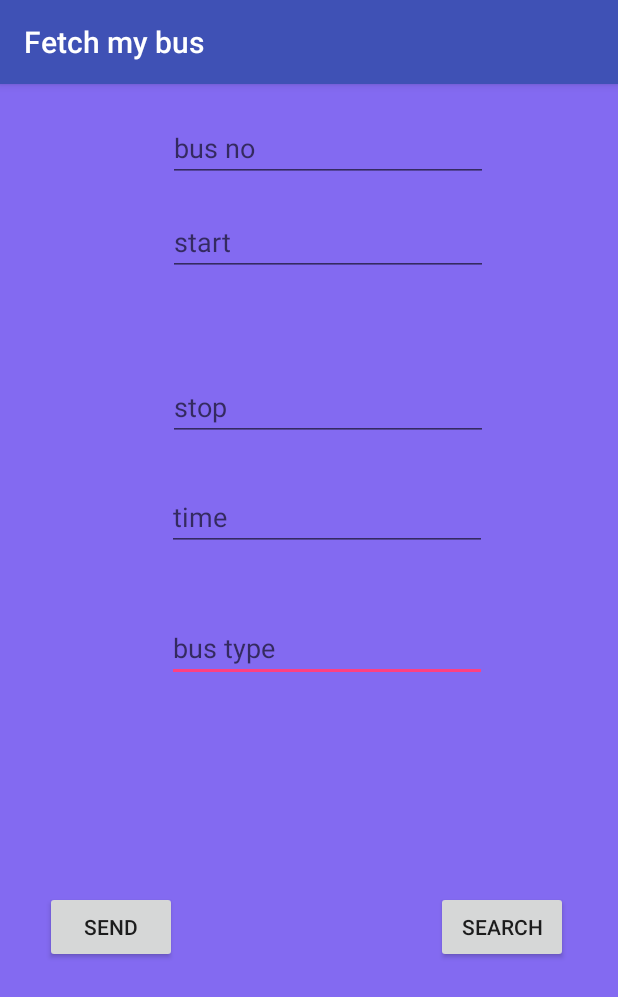
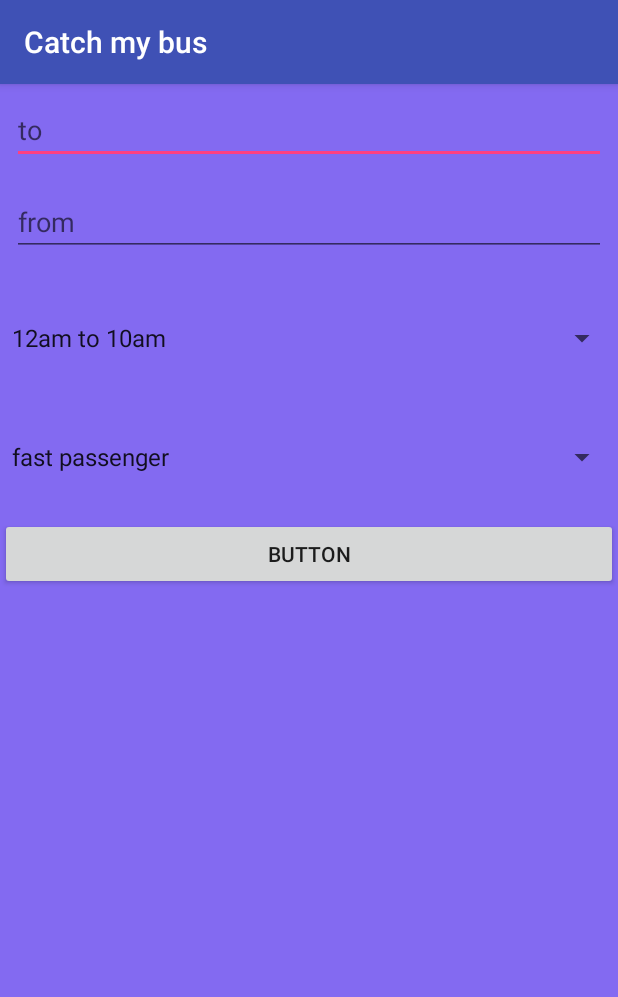
Before and after one commit to vinuvn/catchmybus, an Android app: the screen it shows after launch (MainActivity), on a phone screen of 412 x 824 dp. Shown: the top 997 px of the screen. Run offline under Robolectric (Android 15) with nearby library versions, the phone set to English and light mode, and no system bars; our stand-ins replace Firebase (no records; nobody signed in at launch, a user with empty details on screens opened directly).

```diff
--- a/app/src/main/AndroidManifest.xml
+++ b/app/src/main/AndroidManifest.xml
@@ -16,7 +16,6 @@
                 <category android:name="android.intent.category.LAUNCHER" />
             </intent-filter>
         </activity>
-        <activity android:name=".Viewdata"></activity>
     </application>
 
 </manifest>
--- a/app/src/main/java/com/example/vinu/fire/MainActivity.java
+++ b/app/src/main/java/com/example/vinu/fire/MainActivity.java
@@ -1,11 +1,15 @@
 package com.example.vinu.fire;
 
 import android.content.Intent;
+import android.support.annotation.Nullable;
 import android.support.v7.app.AppCompatActivity;
 import android.os.Bundle;
 import android.view.View;
+import android.widget.ArrayAdapter;
 import android.widget.Button;
 import android.widget.EditText;
+import android.widget.ListView;
+import android.widget.Spinner;
 import android.widget.Toast;
 
 import com.google.firebase.auth.FirebaseAuthException;
@@ -15,114 +19,76 @@ import com.google.firebase.database.DatabaseReference;
 import com.google.firebase.database.FirebaseDatabase;
 import com.google.firebase.database.ValueEventListener;
 
+import java.util.ArrayList;
 import java.util.HashMap;
 import java.util.Map;
 
 public class MainActivity extends AppCompatActivity {
-public Button save,test;
-    public EditText e1;
-    public EditText e2;
-    public EditText e3;
-    public EditText e4;
-    public EditText e9;
-    public Button receive;
+    public FirebaseDatabase mfirebase;
+    private DatabaseReference mdatabase;
+    public   String userid;
+    private ListView list1;
+    public Button read;
+    public EditText et1;
+    public EditText et2;
+
+    @Override
+    protected void onCreate(Bundle savedInstanceState) {
+        super.onCreate(savedInstanceState);
+        setContentView(R.layout.activity_main);
+      getSupportActionBar().setTitle("Catch my bus");
 
 
-   public FirebaseDatabase mfirebase=FirebaseDatabase.getInstance();
-    private DatabaseReference mdatabase=mfirebase.getReference("bus");
-   // private   DatabaseReference m1;//=mdatabase.child("new");
-    private DatabaseReference m11;//=m1.child("name");
-    private    DatabaseReference m12;
-    private    DatabaseReference m13;
-    private    DatabaseReference m14;
-    private    DatabaseReference m15;//=m1.child("class");
+        list1=(ListView)findViewById( R.id.listdata);
+        mfirebase=FirebaseDatabase.getInstance();
+        mdatabase=mfirebase.getReference("bus");
+        read=(Button)findViewById(R.id.button5);
+        //all declarations and initialisations
 
-
-
-
-
-    @Override
-    protected void onCreate(Bundle savedInstanceState)
-    {
-        super.onCreate(savedInstanceState);
-        setContentView(R.layout.activity_main);
-
-
-        getSupportActionBar().setTitle("Fetch my bus");
-        e1=(EditText)findViewById(R.id.editText);
-        e2=(EditText)findViewById(R.id.editText2);
-        e3=(EditText)findViewById(R.id.editText3);
-        e4=(EditText)findViewById(R.id.editText4);
-        e9=(EditText)findViewById(R.id.editText9);
-        save=(Button)findViewById(R.id.button2);
-        receive=(Button)findViewById(R.id.button3);
-        test=(Button)findViewById(R.id.readdata);
-        save.setOnClickListener(new View.OnClickListener() {
+        read.setOnClickListener(new View.OnClickListener() {
             @Override
             public void onClick(View v) {
-                String s1=e1.getText().toString();
-                String s2=e2.getText().toString();
-                String s3=e3.getText().toString();
-                String s4=e4.getText().toString();
-                String s9=e9.getText().toString();
 
-               // m1=mdatabase.child(s3);
-               String id= mdatabase.push().getKey();
-                m11=mdatabase.child(id).child("no");
-                m12=mdatabase.child(id).child("start");
-                m13=mdatabase.child(id).child("stop");
-                m14=mdatabase.child(id).child("time");
-                m15=mdatabase.child(id).child("type");
-               // m1.setValue("best student");
-                m11.setValue(s1);
-                m12.setValue(s2);
-                m13.setValue(s3);
-                m14.setValue(s4);
-                m15.setValue(s9);
-               // mdatabase.addValueEventListener(new V)
-
-
-
-            }
-        });
-        receive.setOnClickListener(new View.OnClickListener() {
-            @Override
-            public void onClick(View v) {
-                //Toast.makeText(getApplicationContext(), "empty", Toast.LENGTH_SHORT).show();
                 mdatabase.addValueEventListener(new ValueEventListener() {
                     @Override
                     public void onDataChange(DataSnapshot dataSnapshot) {
-                        Toast.makeText(getApplicationContext(), "und", Toast.LENGTH_SHORT).show();
-                        if(dataSnapshot.getValue()!=null)
-                        { Toast.makeText(getApplicationContext(), "und", Toast.LENGTH_SHORT).show();
-                            String c1 =dataSnapshot.child("class").getValue().toString();
-                            String c2 =dataSnapshot.child("name").getValue().toString();
-
-                            e1.setText(c1);
-                             e2.setText(c2);
-                            Toast.makeText(getApplicationContext(), "empty", Toast.LENGTH_SHORT).show();
-                        }
-
-
-
+                        // Toast.makeText(getApplicationContext(),"datachange", Toast.LENGTH_SHORT).show();
+                        showdata(dataSnapshot);
                     }
 
                     @Override
                     public void onCancelled(DatabaseError databaseError) {
-                        Toast.makeText(getApplicationContext(),databaseError.getMessage(),Toast.LENGTH_SHORT).show();
 
                     }
                 });
 
             }
         });
-        test.setOnClickListener(new View.OnClickListener() {
-            @Override
-            public void onClick(View v) {
-                Intent intent=new Intent(MainActivity.this,Viewdata.class);
-                startActivity(intent);
-            }
-        });
+
+
+
+
 
     }
+
+    public void showdata(DataSnapshot dataSnapshot) {
+        //Toast.makeText(getApplicationContext(),"datachange1111", Toast.LENGTH_SHORT).show();
+        ArrayList<String> array=new ArrayList<>();
+        for (DataSnapshot ds:dataSnapshot.getChildren())
+        {
+
+            userid=ds.getKey().toString();
+            Toast.makeText(getApplicationContext(),userid, Toast.LENGTH_SHORT).show();
+
+            Userinformation userinformation=ds.getValue(Userinformation.class);
+
+            // ArrayList<String> array=new ArrayList<>();
+           // array.add(a1);
+             array.add(userinformation.getNo());
+            //  array.add(user.getStart());
+
+        }
+        ArrayAdapter adpter=new ArrayAdapter(this,android.R.layout.simple_list_item_1,array);
+        list1.setAdapter(adpter);
+    }
 }
--- a/app/src/main/res/layout/activity_main.xml
+++ b/app/src/main/res/layout/activity_main.xml
@@ -1,142 +1,114 @@
 <?xml version="1.0" encoding="utf-8"?>
-<android.support.constraint.ConstraintLayout xmlns:android="http://schemas.android.com/apk/res/android"
+<LinearLayout xmlns:android="http://schemas.android.com/apk/res/android"
     xmlns:app="http://schemas.android.com/apk/res-auto"
     xmlns:tools="http://schemas.android.com/tools"
+    android:id="@+id/e2"
     android:layout_width="match_parent"
     android:layout_height="match_parent"
     android:background="@color/bgcolor"
-    tools:context="com.example.vinu.fire.MainActivity">
+    android:orientation="vertical"
+    android:weightSum="1">
 
     <EditText
-        android:id="@+id/editText9"
-        android:layout_width="wrap_content"
+        android:id="@+id/e1"
+        android:layout_width="match_parent"
         android:layout_height="wrap_content"
         android:layout_marginBottom="8dp"
-        android:layout_marginTop="92dp"
+        android:layout_marginEnd="8dp"
+        android:layout_marginLeft="8dp"
+        android:layout_marginRight="8dp"
+        android:layout_marginStart="8dp"
+        android:layout_marginTop="8dp"
         android:ems="10"
-        android:hint="bus type"
+        android:hint="to"
         android:inputType="textPersonName"
         app:layout_constraintBottom_toBottomOf="parent"
-        app:layout_constraintHorizontal_bias="0.562"
+        app:layout_constraintHorizontal_bias="0.947"
         app:layout_constraintLeft_toLeftOf="parent"
         app:layout_constraintRight_toRightOf="parent"
-        app:layout_constraintTop_toBottomOf="@+id/editText3"
-        app:layout_constraintVertical_bias="0.06" />
+        app:layout_constraintTop_toTopOf="parent"
+        app:layout_constraintVertical_bias="0.157" />
+
+    <EditText
+        android:id="@+id/e2"
+        android:layout_width="match_parent"
+        android:layout_height="wrap_content"
+        android:layout_marginBottom="8dp"
+        android:layout_marginEnd="8dp"
+        android:layout_marginLeft="8dp"
+        android:layout_marginRight="8dp"
+        android:layout_marginStart="8dp"
+        android:layout_marginTop="8dp"
+        android:ems="10"
+        android:hint="from"
+        android:inputType="textPersonName"
+        app:layout_constraintBottom_toBottomOf="parent"
+        app:layout_constraintHorizontal_bias="0.947"
+        app:layout_constraintLeft_toLeftOf="parent"
+        app:layout_constraintRight_toRightOf="parent"
+        app:layout_constraintTop_toTopOf="parent"
+        app:layout_constraintVertical_bias="0.267" />
+
+    <Spinner
+        android:id="@+id/e3"
+        android:layout_width="match_parent"
+        android:layout_height="93dp"
+        android:entries="@array/timing" />
+
+    <Spinner
+        android:id="@+id/e4"
+        android:layout_width="match_parent"
+        android:layout_height="65dp"
+        android:entries="@array/type" />
 
     <Button
-        android:id="@+id/button2"
-        android:layout_width="wrap_content"
+        android:id="@+id/button5"
+        android:layout_width="match_parent"
         android:layout_height="wrap_content"
         android:layout_marginBottom="8dp"
-        android:layout_marginLeft="8dp"
-        android:layout_marginRight="8dp"
         android:layout_marginTop="8dp"
-        android:text="send"
+        android:text="Button"
         app:layout_constraintBottom_toBottomOf="parent"
         app:layout_constraintLeft_toLeftOf="parent"
         app:layout_constraintRight_toRightOf="parent"
         app:layout_constraintTop_toTopOf="parent"
-        app:layout_constraintVertical_bias="0.753"
-        app:layout_constraintHorizontal_bias="0.071" />
+        app:layout_constraintVertical_bias="0.525" />
 
-    <EditText
-        android:id="@+id/editText"
-        android:layout_width="wrap_content"
-        android:layout_height="wrap_content"
+    <ListView
+        android:id="@+id/listdata"
+        android:layout_width="match_parent"
+        android:layout_height="119dp"
         android:layout_marginBottom="8dp"
-        android:layout_marginLeft="8dp"
-        android:layout_marginRight="8dp"
+        android:layout_marginEnd="16dp"
+        android:layout_marginRight="16dp"
         android:layout_marginTop="8dp"
-        android:ems="10"
-        android:hint="bus no"
-        android:inputType="textPersonName"
         app:layout_constraintBottom_toBottomOf="parent"
-        app:layout_constraintHorizontal_bias="0.568"
-        app:layout_constraintLeft_toLeftOf="parent"
         app:layout_constraintRight_toRightOf="parent"
         app:layout_constraintTop_toTopOf="parent"
-        app:layout_constraintVertical_bias="0.017" />
+        app:layout_constraintVertical_bias="1.0" />
 
-    <EditText
-        android:id="@+id/editText2"
-        android:layout_width="wrap_content"
-        android:layout_height="wrap_content"
-        android:layout_marginBottom="8dp"
-        android:layout_marginLeft="8dp"
-        android:layout_marginRight="8dp"
-        android:layout_marginTop="8dp"
-        android:ems="10"
-        android:hint="start"
-        android:inputType="textPersonName"
-        app:layout_constraintBottom_toTopOf="@+id/button2"
-        app:layout_constraintHorizontal_bias="0.568"
-        app:layout_constraintLeft_toLeftOf="parent"
-        app:layout_constraintRight_toRightOf="parent"
-        app:layout_constraintTop_toBottomOf="@+id/editText"
-        app:layout_constraintVertical_bias="0.022" />
+    <android.support.v7.widget.LinearLayoutCompat
+        android:id="@+id/linearLayoutCompat"
+        android:layout_width="match_parent"
+        android:layout_height="match_parent"
+        android:background="@color/bgcolor"
+        android:orientation="vertical"
+        android:paddingLeft="24dp"
 
-    <EditText
-        android:id="@+id/editText3"
-        android:layout_width="wrap_content"
-        android:layout_height="wrap_content"
-        android:layout_marginBottom="8dp"
-        android:layout_marginLeft="8dp"
-        android:layout_marginRight="8dp"
-        android:layout_marginTop="8dp"
-        android:ems="10"
-        android:hint="stop"
-        android:inputType="textPersonName"
-        app:layout_constraintBottom_toBottomOf="parent"
-        app:layout_constraintHorizontal_bias="0.568"
-        app:layout_constraintLeft_toLeftOf="parent"
-        app:layout_constraintRight_toRightOf="parent"
-        app:layout_constraintTop_toTopOf="parent"
-        app:layout_constraintVertical_bias="0.261" />
+        android:paddingRight="24dp"
+        android:paddingTop="56dp"
+        tools:layout_editor_absoluteX="0dp"
+        tools:layout_editor_absoluteY="0dp"><![CDATA[>
 
-    <Button
-        android:id="@+id/button3"
-        android:layout_width="wrap_content"
-        android:layout_height="wrap_content"
-        android:layout_marginBottom="8dp"
-        android:layout_marginTop="8dp"
-        android:text="receive"
-        android:visibility="invisible"
-        app:layout_constraintBottom_toBottomOf="parent"
-        app:layout_constraintLeft_toLeftOf="parent"
-        app:layout_constraintRight_toRightOf="parent"
-        app:layout_constraintTop_toTopOf="parent"
-        app:layout_constraintVertical_bias="0.689" />
 
-    <Button
-        android:id="@+id/readdata"
-        android:layout_width="wrap_content"
-        android:layout_height="wrap_content"
-        android:layout_marginBottom="8dp"
-        android:layout_marginLeft="8dp"
-        android:layout_marginRight="8dp"
-        android:layout_marginTop="8dp"
-        android:text="search"
-        app:layout_constraintBottom_toBottomOf="parent"
-        app:layout_constraintHorizontal_bias="0.917"
-        app:layout_constraintLeft_toLeftOf="parent"
-        app:layout_constraintRight_toRightOf="parent"
-        app:layout_constraintTop_toTopOf="parent"
-        app:layout_constraintVertical_bias="0.753" />
 
-    <EditText
-        android:id="@+id/editText4"
-        android:layout_width="wrap_content"
-        android:layout_height="wrap_content"
-        android:layout_marginBottom="8dp"
-        android:layout_marginTop="21dp"
-        android:ems="10"
-        android:hint="time"
-        android:inputType="textPersonName"
-        app:layout_constraintBottom_toTopOf="@+id/editText9"
-        app:layout_constraintHorizontal_bias="0.562"
-        app:layout_constraintLeft_toLeftOf="parent"
-        app:layout_constraintRight_toRightOf="parent"
-        app:layout_constraintTop_toBottomOf="@+id/editText3"
-        app:layout_constraintVertical_bias="0.166" />
 
-</android.support.constraint.ConstraintLayout>
+
+
+
+
+
+
+
+        ]]></android.support.v7.widget.LinearLayoutCompat>
+</LinearLayout>
--- a/app/src/main/res/values/strings.xml
+++ b/app/src/main/res/values/strings.xml
@@ -7,9 +7,9 @@
         <item>interstate</item>
     </array>
     <array name="timing">
-        <item>6am to 12pm</item>\
-        <item>12pm to 8 pm</item>
-        <item>8pm to 6am</item>
+        <item>12am to 10am</item>\
+        <item>10am to 6pm</item>
+        <item>6pm to 12am</item>
 
     </array>
 </resources>
```
Also changed, not shown: app/src/main/java/com/example/vinu/fire/Test.java (deleted, +0 -42 lines), app/src/main/java/com/example/vinu/fire/Userinformation.java (+9 -0 lines), app/src/main/java/com/example/vinu/fire/Viewdata.java (deleted, +0 -94 lines), app/src/main/res/layout/viewdata_layout.xml (deleted, +0 -112 lines).
